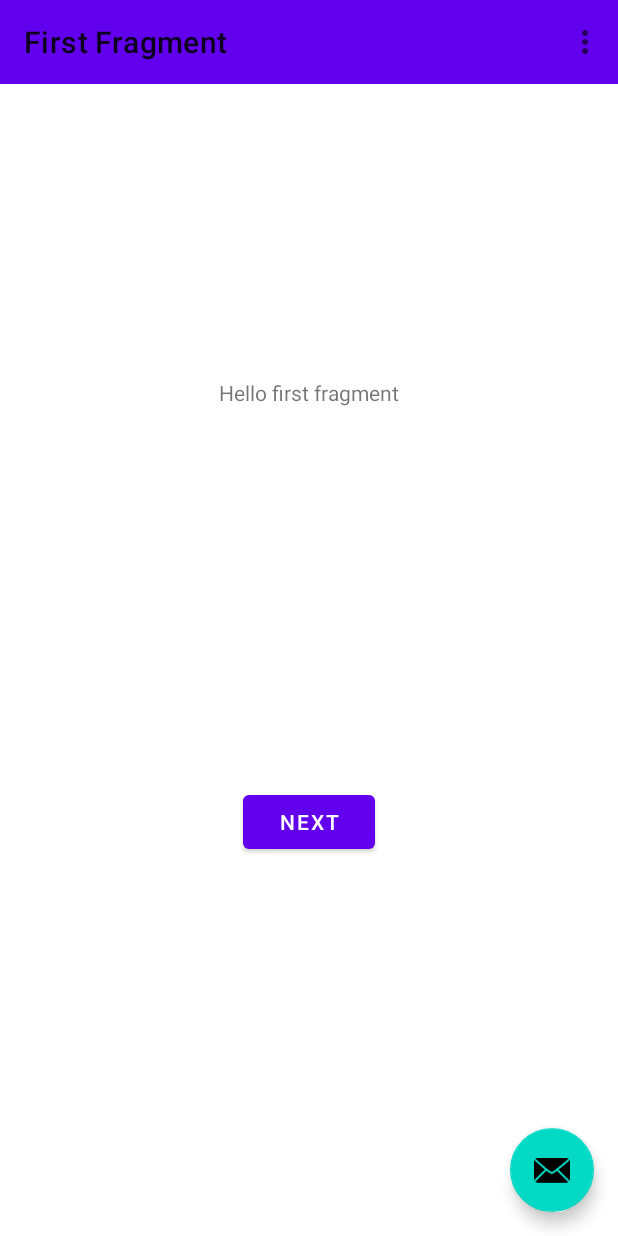
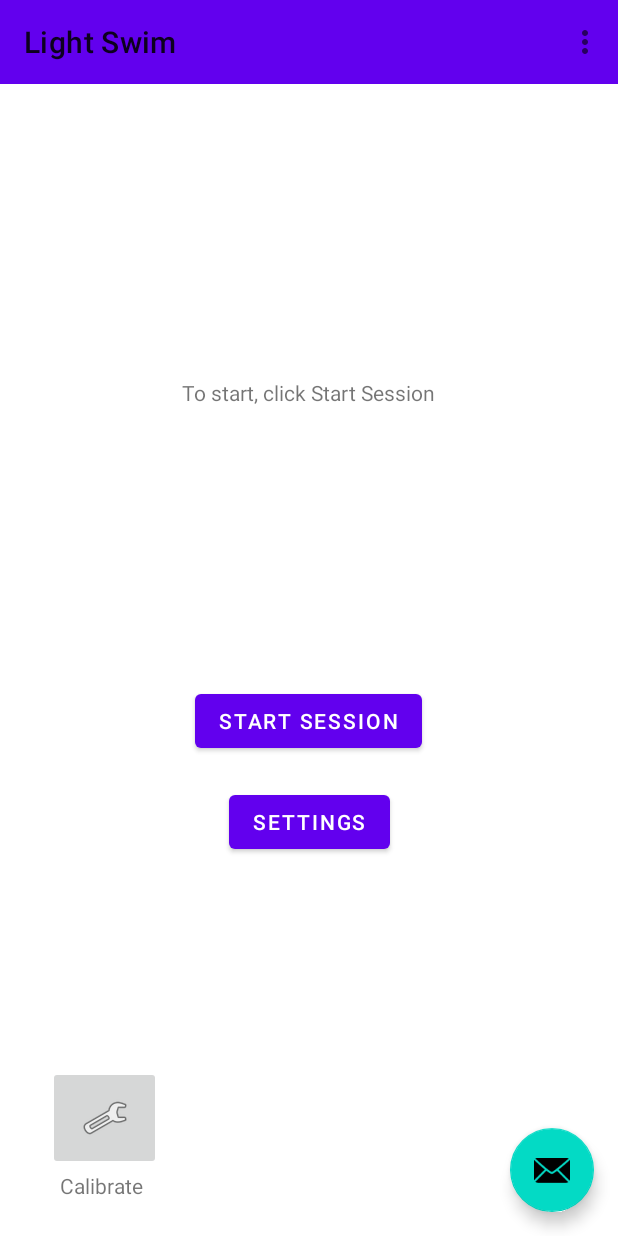
Before and after one commit to aviramyi/LightSwimHCI, an Android app: the screen it shows after launch (MainActivity), on a phone screen of 412 x 824 dp. Run offline under Robolectric (Android 15) with nearby library versions, the phone set to English and light mode, and no system bars; our stand-ins replace navigation-ui.

Commit message:
begin settings page

```diff
--- a/app/src/main/AndroidManifest.xml
+++ b/app/src/main/AndroidManifest.xml
@@ -7,7 +7,7 @@
         android:icon="@mipmap/ic_launcher"
         android:label="@string/app_name"
         android:roundIcon="@mipmap/ic_launcher_round"
-        android:supportsRtl="true"
+        android:supportsRtl="false"
         android:theme="@style/Theme.LightSwimHCI">
         <activity
             android:name=".MainActivity"
--- /dev/null
+++ b/app/src/main/java/com/example/lightswimhci/MainFragment.kt
@@ -0,0 +1,58 @@
+package com.example.lightswimhci
+
+import android.os.Bundle
+import androidx.fragment.app.Fragment
+import android.view.LayoutInflater
+import android.view.View
+import android.view.ViewGroup
+import androidx.navigation.fragment.findNavController
+import com.example.lightswimhci.databinding.FragmentMainBinding
+
+/**
+ * A simple [Fragment] subclass as the default destination in the navigation.
+ */
+class MainFragment : Fragment() {
+
+    private var _binding: FragmentMainBinding? = null
+
+    // This property is only valid between onCreateView and
+    // onDestroyView.
+    private val binding get() = _binding!!
+
+    override fun onCreateView(
+            inflater: LayoutInflater, container: ViewGroup?,
+            savedInstanceState: Bundle?
+    ): View? {
+
+        _binding = FragmentMainBinding.inflate(inflater, container, false)
+        return binding.root
+
+    }
+
+    override fun onViewCreated(view: View, savedInstanceState: Bundle?) {
+        super.onViewCreated(view, savedInstanceState)
+
+        binding.buttonSettings.setOnClickListener {
+            findNavController().navigate(R.id.action_FirstFragment_to_SecondFragment)
+        }
+
+        binding.buttonStartSession.setOnClickListener {
+            if (binding.buttonStartSession.text == getString(R.string.end_session)) {
+                binding.buttonStartSession.text = getString(R.string.start_session)
+                binding.buttonSettings.visibility = View.VISIBLE;
+                binding.buttonCalibrate.visibility = View.VISIBLE;
+                binding.textCalibrate.visibility = View.VISIBLE;
+            } else {
+                binding.buttonStartSession.text = getString(R.string.end_session)
+                binding.buttonSettings.visibility = View.INVISIBLE;
+                binding.buttonCalibrate.visibility = View.INVISIBLE;
+                binding.textCalibrate.visibility = View.INVISIBLE;
+            }
+        }
+    }
+
+    override fun onDestroyView() {
+        super.onDestroyView()
+        _binding = null
+    }
+}
--- a/app/src/main/java/com/example/lightswimhci/FirstFragment.kt
+++ b/app/src/main/java/com/example/lightswimhci/SettingsFragment.kt
@@ -6,14 +6,14 @@ import android.view.LayoutInflater
 import android.view.View
 import android.view.ViewGroup
 import androidx.navigation.fragment.findNavController
-import com.example.lightswimhci.databinding.FragmentFirstBinding
+import com.example.lightswimhci.databinding.FragmentSettingsBinding
 
 /**
- * A simple [Fragment] subclass as the default destination in the navigation.
+ * A simple [Fragment] subclass as the second destination in the navigation.
  */
-class FirstFragment : Fragment() {
+class SettingsFragment : Fragment() {
 
-    private var _binding: FragmentFirstBinding? = null
+    private var _binding: FragmentSettingsBinding? = null
 
     // This property is only valid between onCreateView and
     // onDestroyView.
@@ -24,7 +24,7 @@ class FirstFragment : Fragment() {
             savedInstanceState: Bundle?
     ): View? {
 
-        _binding = FragmentFirstBinding.inflate(inflater, container, false)
+        _binding = FragmentSettingsBinding.inflate(inflater, container, false)
         return binding.root
 
     }
@@ -32,8 +32,8 @@ class FirstFragment : Fragment() {
     override fun onViewCreated(view: View, savedInstanceState: Bundle?) {
         super.onViewCreated(view, savedInstanceState)
 
-        binding.buttonFirst.setOnClickListener {
-            findNavController().navigate(R.id.action_FirstFragment_to_SecondFragment)
+        binding.buttonSecond.setOnClickListener {
+            findNavController().navigate(R.id.action_SecondFragment_to_FirstFragment)
         }
     }
 
--- a/app/src/main/res/layout/fragment_first.xml
+++ /dev/null
@@ -1,28 +0,0 @@
-<?xml version="1.0" encoding="utf-8"?>
-<androidx.constraintlayout.widget.ConstraintLayout xmlns:android="http://schemas.android.com/apk/res/android"
-    xmlns:app="http://schemas.android.com/apk/res-auto"
-    xmlns:tools="http://schemas.android.com/tools"
-    android:layout_width="match_parent"
-    android:layout_height="match_parent"
-    tools:context=".FirstFragment">
-
-    <TextView
-        android:id="@+id/textview_first"
-        android:layout_width="wrap_content"
-        android:layout_height="wrap_content"
-        android:text="@string/hello_first_fragment"
-        app:layout_constraintBottom_toTopOf="@id/button_first"
-        app:layout_constraintEnd_toEndOf="parent"
-        app:layout_constraintStart_toStartOf="parent"
-        app:layout_constraintTop_toTopOf="parent" />
-
-    <Button
-        android:id="@+id/button_first"
-        android:layout_width="wrap_content"
-        android:layout_height="wrap_content"
-        android:text="@string/next"
-        app:layout_constraintBottom_toBottomOf="parent"
-        app:layout_constraintEnd_toEndOf="parent"
-        app:layout_constraintStart_toStartOf="parent"
-        app:layout_constraintTop_toBottomOf="@id/textview_first" />
-</androidx.constraintlayout.widget.ConstraintLayout>
--- /dev/null
+++ b/app/src/main/res/layout/fragment_main.xml
@@ -0,0 +1,61 @@
+<?xml version="1.0" encoding="utf-8"?>
+<androidx.constraintlayout.widget.ConstraintLayout xmlns:android="http://schemas.android.com/apk/res/android"
+    xmlns:app="http://schemas.android.com/apk/res-auto"
+    xmlns:tools="http://schemas.android.com/tools"
+    android:layout_width="match_parent"
+    android:layout_height="match_parent"
+    tools:context=".MainFragment">
+
+    <TextView
+        android:id="@+id/textview_first"
+        android:layout_width="wrap_content"
+        android:layout_height="wrap_content"
+        android:text="@string/short_description"
+        app:layout_constraintBottom_toTopOf="@id/button_settings"
+        app:layout_constraintEnd_toEndOf="parent"
+        app:layout_constraintStart_toStartOf="parent"
+        app:layout_constraintTop_toTopOf="parent" />
+
+    <Button
+        android:id="@+id/button_settings"
+        android:layout_width="wrap_content"
+        android:layout_height="wrap_content"
+        android:text="@string/settings"
+        app:layout_constraintBottom_toBottomOf="parent"
+        app:layout_constraintEnd_toEndOf="parent"
+        app:layout_constraintStart_toStartOf="parent"
+        app:layout_constraintTop_toBottomOf="@id/textview_first" />
+
+    <Button
+        android:id="@+id/button_start_session"
+        android:layout_width="wrap_content"
+        android:layout_height="wrap_content"
+        android:text="@string/start_session"
+        app:layout_constraintBottom_toBottomOf="parent"
+        app:layout_constraintEnd_toEndOf="parent"
+        app:layout_constraintHorizontal_bias="0.498"
+        app:layout_constraintStart_toStartOf="parent"
+        app:layout_constraintTop_toBottomOf="@id/textview_first"
+        app:layout_constraintVertical_bias="0.367" />
+
+    <ImageButton
+        android:id="@+id/button_calibrate"
+        android:layout_width="75dp"
+        android:layout_height="69dp"
+        android:layout_marginStart="32dp"
+        android:layout_marginBottom="44dp"
+        android:contentDescription="@string/calibrate"
+        android:src="@android:drawable/ic_menu_manage"
+        app:layout_constraintBottom_toBottomOf="parent"
+        app:layout_constraintStart_toStartOf="parent" />
+
+    <TextView
+        android:id="@+id/text_calibrate"
+        android:layout_width="wrap_content"
+        android:layout_height="wrap_content"
+        android:layout_marginStart="40dp"
+        android:layout_marginBottom="24dp"
+        android:text="@string/calibrate"
+        app:layout_constraintBottom_toBottomOf="parent"
+        app:layout_constraintStart_toStartOf="parent" />
+</androidx.constraintlayout.widget.ConstraintLayout>
--- a/app/src/main/res/menu/menu_main.xml
+++ b/app/src/main/res/menu/menu_main.xml
@@ -5,6 +5,6 @@
     <item
         android:id="@+id/action_settings"
         android:orderInCategory="100"
-        android:title="@string/action_settings"
+        android:title="@string/action_info"
         app:showAsAction="never" />
 </menu>
--- a/app/src/main/res/navigation/nav_graph.xml
+++ b/app/src/main/res/navigation/nav_graph.xml
@@ -7,9 +7,9 @@
 
     <fragment
         android:id="@+id/FirstFragment"
-        android:name="com.example.lightswimhci.FirstFragment"
+        android:name="com.example.lightswimhci.MainFragment"
         android:label="@string/first_fragment_label"
-        tools:layout="@layout/fragment_first">
+        tools:layout="@layout/fragment_main">
 
         <action
             android:id="@+id/action_FirstFragment_to_SecondFragment"
@@ -17,9 +17,9 @@
     </fragment>
     <fragment
         android:id="@+id/SecondFragment"
-        android:name="com.example.lightswimhci.SecondFragment"
+        android:name="com.example.lightswimhci.SettingsFragment"
         android:label="@string/second_fragment_label"
-        tools:layout="@layout/fragment_second">
+        tools:layout="@layout/fragment_settings">
 
         <action
             android:id="@+id/action_SecondFragment_to_FirstFragment"
--- a/app/src/main/res/values/colors.xml
+++ b/app/src/main/res/values/colors.xml
@@ -7,4 +7,6 @@
     <color name="teal_700">#FF018786</color>
     <color name="black">#FF000000</color>
     <color name="white">#FFFFFFFF</color>
+    <color name="color_off">#535353</color>
+    <color name="color_on">#FFEC6B</color>
 </resources>
--- a/app/src/main/res/values/strings.xml
+++ b/app/src/main/res/values/strings.xml
@@ -1,12 +1,16 @@
 <resources>
     <string name="app_name">LightSwimHCI</string>
-    <string name="action_settings">Settings</string>
+    <string name="action_info">Info</string>
     <!-- Strings used for fragments for navigation -->
-    <string name="first_fragment_label">First Fragment</string>
-    <string name="second_fragment_label">Second Fragment</string>
-    <string name="next">Next</string>
-    <string name="previous">Previous</string>
+    <string name="first_fragment_label">Light Swim</string>
+    <string name="second_fragment_label">Light Swim</string>
+    <string name="settings">Settings</string>
+    <string name="saveSettings">Save Settings</string>
 
-    <string name="hello_first_fragment">Hello first fragment</string>
+    <string name="short_description">To start, click Start Session</string>
     <string name="hello_second_fragment">Hello second fragment. Arg: %1$s</string>
+    <string name="start_session">Start Session</string>
+    <string name="calibrate">Calibrate</string>
+    <string name="end_session">End Session</string>
+    <string name="active_stations">Active Stations:</string>
 </resources>
```
Also changed, not shown: app/src/main/java/com/example/lightswimhci/SecondFragment.kt (deleted, +0 -44 lines), app/src/main/res/layout/fragment_second.xml (deleted, +0 -27 lines), app/src/main/res/layout/fragment_settings.xml (added, +87 -0 lines).
